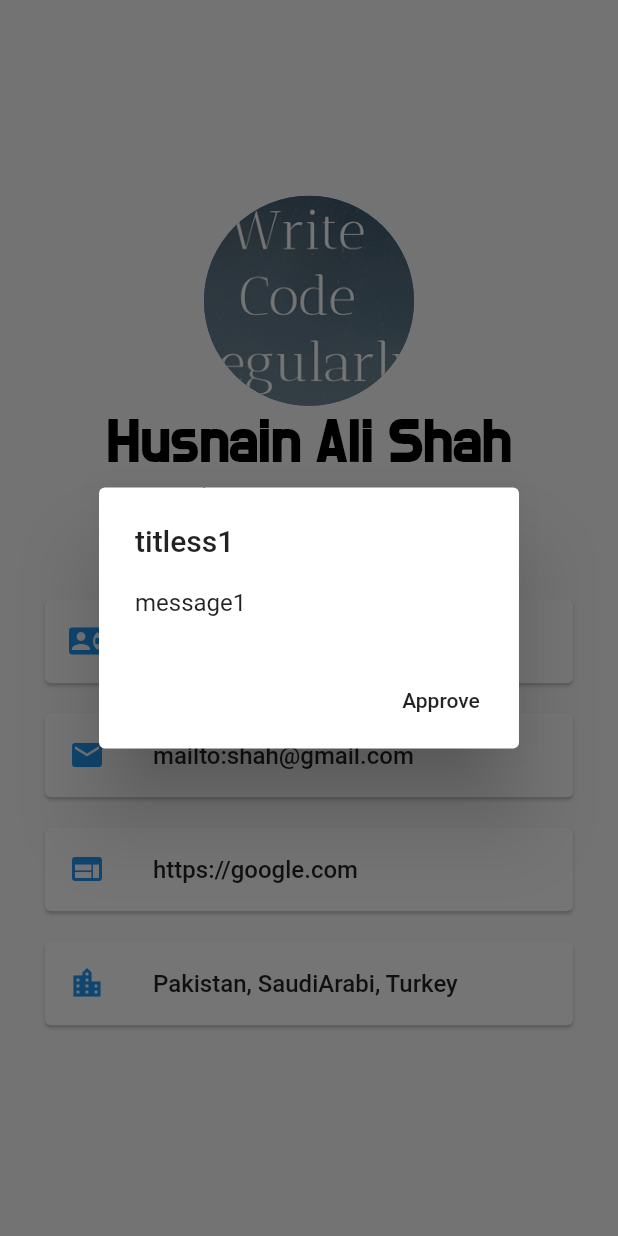
After one commit to hsnkazmi/gittest, a Flutter app: the MyHome screen opened directly, after a tap on "Pakistan, SaudiArabi, Turkey", on a phone screen of 412 x 824 dp. The commit adds this screen. Run offline on Flutter 3.47's test engine with Material 2 defaults, Android fonts, the phone set to English and light mode, and no system bars.

Commit message:
dart examples added

```diff
--- /dev/null
+++ b/ecardprofiler/lib/widgets/profile.dart
@@ -0,0 +1,146 @@
+import 'package:flutter/material.dart';
+import 'package:ecardprofiler/widgets/widgat.dart';
+import 'package:url_launcher/url_launcher.dart' as launcher;
+
+/*
+void main() {
+  runApp(MyApp());
+}
+
+*/
+class Myprofile extends StatelessWidget {
+  // This widget is the root of your application.
+  @override
+  Widget build(BuildContext context) {
+    return MaterialApp(
+      title: 'Flutter Demo',
+      theme: ThemeData(
+        primarySwatch: Colors.blue,
+        visualDensity: VisualDensity.adaptivePlatformDensity,
+      ),
+      home: MyHome(),
+    );
+  }
+}
+
+
+
+class MyHome extends StatefulWidget {
+  MyHome({Key key}) : super(key: key);
+
+  @override
+  _MyHomeState createState() => _MyHomeState();
+}
+
+class _MyHomeState extends State<MyHome> {
+  String mobilenumber = "897923498234";
+  String email = 'mailto:shah@gmail.com';
+  String webadress = "https://google.com";
+  String country = "Pakistan, SaudiArabi, Turkey";
+  _showMyDialog(String Titl, String Msg) async {
+
+    return showDialog<void>(
+      context: context,
+      barrierDismissible: false, // user must tap button!
+
+      builder: (BuildContext context) {
+        return AlertDialog(
+          title: Text(Titl),
+          content: SingleChildScrollView(
+            child: ListBody(
+              children: <Widget>[
+                Text(Msg),
+
+              ],
+            ),
+          ),
+          actions: <Widget>[
+            FlatButton(
+              child: Text('Approve'),
+              onPressed: () {
+                Navigator.of(context).pop();
+              },
+            ),
+          ],
+        );
+      },
+    );
+  }
+
+  @override
+  Widget build(BuildContext context) {
+    return Scaffold(
+      /*  appBar: AppBar(
+        title: Text("Title"),
+      ) ،*/
+     // backgroundColor: Colors.teal[200],
+      body: Center(
+        child: Column(
+          mainAxisAlignment: MainAxisAlignment.center,
+          children: [
+            CircleAvatar(
+              radius: 70,
+              backgroundImage: AssetImage("assets/prof.png"),
+            ),
+            Text(
+              "Husnain Ali Shah",
+              style: TextStyle(
+                fontSize: 40,
+                fontFamily: 'DoHyeon',
+                fontWeight: FontWeight.bold,
+                color: Colors.black,
+              ),
+            ),
+            Text(
+              "Flutter Beginner",
+              style: TextStyle(
+                fontSize: 25,
+                fontWeight: FontWeight.w300,
+                color: Colors.black,
+              ),
+            ),
+            SizedBox(
+              width: 200,
+              height: 40,
+              child: Divider(
+                color: Colors.black,
+              ),
+            ),
+            widgat(mobilenumber, () async {
+              final mobi = 'tel:$mobilenumber';
+              if (await launcher.canLaunch(mobi)) {
+                await launcher.launch(mobi);
+              } else {
+                print('Could not launch $mobi');
+              }
+            }, Icons.contact_phone),
+            widgat(email, () async {
+              if (await launcher.canLaunch(email)) {
+                await launcher.launch(email);
+              } else {
+                print('Could not launch $email');
+              }
+            }, Icons.email),
+            widgat(webadress, () async {
+              if (await launcher.canLaunch(webadress)) {
+                await launcher.launch(webadress);
+              } else {
+                throw 'Could not launch $webadress';
+              }
+            }, Icons.web),
+            widgat(country, ()  {
+              //
+              _showMyDialog("titless1","message1");
+            }, Icons.location_city),
+          ],
+        ),
+      ),
+
+    );
+
+    //showdialglog
+
+  }
+}
+
+/*  */
--- /dev/null
+++ b/ecardprofiler/lib/widgets/widgat.dart
@@ -0,0 +1,26 @@
+import 'package:flutter/material.dart';
+class widgat extends StatelessWidget {
+
+  final String txt;
+  final Function fprint;
+  final IconData icon;
+  widgat(this.txt,this.fprint,this.icon);
+  @override
+  Widget build(BuildContext context) {
+    return GestureDetector(
+      onTap: fprint,
+      child: Card(
+        margin: EdgeInsets.symmetric(vertical: 10.0, horizontal: 30.0),
+
+        child: ListTile(
+          title: Text(txt,
+              style: TextStyle(fontWeight: FontWeight.w500)),
+          leading: Icon(
+            icon,
+            color: Colors.blue[500],
+          ),
+        ),
+      ),
+    );
+  }
+}
```
Also changed, not shown: ecardprofiler/lib/main.dart (+38 -142 lines), ecardprofiler/lib/widgets/Wfuture.dart (added, +199 -0 lines).
